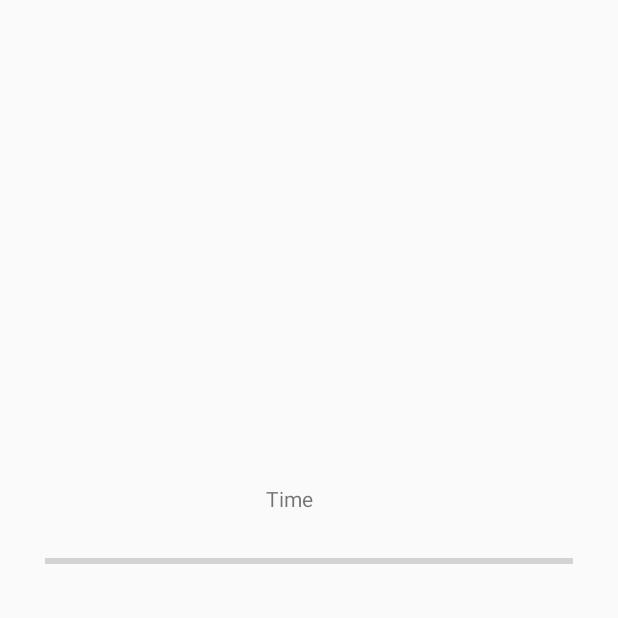
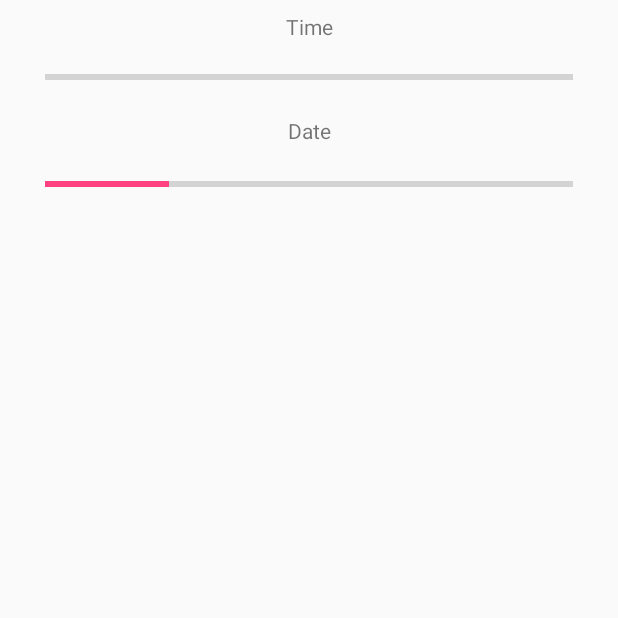
Before and after one commit to Luminations/spooky, an Android app: the SpookyDetail screen opened directly, with no data from a screen before it, on a phone screen of 412 x 824 dp, the top half of it. Run offline under Robolectric (Android 15) with nearby library versions, the phone set to English and light mode, and no system bars.

Commit message:
added date to spooky details

```diff
--- a/spooky/Programm/app/src/main/java/team1/red/zli/spookymeter/SpookyDetail.java
+++ b/spooky/Programm/app/src/main/java/team1/red/zli/spookymeter/SpookyDetail.java
@@ -19,11 +19,18 @@ public class SpookyDetail extends Activity{
         @Override
         public void handleMessage(Message msg) {
             super.handleMessage(msg);
+            ArrayList<Integer> spookyDetails = (ArrayList<Integer>) msg.obj;
 
-            ProgressBar progressBar = findViewById(R.id.progressBar2);
-            progressBar.setMax(30);
-            ArrayList<Integer> spookyDetails = (ArrayList<Integer>) msg.obj;
-            progressBar.setProgress(spookyDetails.get(5));
+            ProgressBar timeProgress = findViewById(R.id.progressBar2);
+            timeProgress.setMax(30);
+            timeProgress.setProgress(spookyDetails.get(5));
+
+            TextView timeText = findViewById(R.id.textView3);
+            timeText.setText("Time " + spookyDetails.get(5) + "/12");
+
+            ProgressBar dateProgres = findViewById(R.id.progressBar4);
+            dateProgres.setMax(30);
+            dateProgres.setProgress(spookyDetails.get(4));
         }
     };
 
--- a/spooky/Programm/app/src/main/res/layout/spooky_detail.xml
+++ b/spooky/Programm/app/src/main/res/layout/spooky_detail.xml
@@ -11,25 +11,49 @@
         style="?android:attr/progressBarStyleHorizontal"
         android:layout_width="352dp"
         android:layout_height="36dp"
-        android:layout_marginBottom="432dp"
         android:layout_marginEnd="8dp"
         android:layout_marginStart="8dp"
-        app:layout_constraintBottom_toBottomOf="parent"
+        android:layout_marginTop="8dp"
         app:layout_constraintEnd_toEndOf="parent"
-        app:layout_constraintStart_toStartOf="parent" />
+        app:layout_constraintStart_toStartOf="parent"
+        app:layout_constraintTop_toBottomOf="@+id/textView3" />
 
     <TextView
         android:id="@+id/textView3"
         android:layout_width="58dp"
         android:layout_height="17dp"
-        android:layout_marginBottom="16dp"
         android:layout_marginEnd="8dp"
         android:layout_marginStart="8dp"
         android:layout_marginTop="8dp"
         android:text="Time"
-        app:layout_constraintBottom_toTopOf="@+id/progressBar2"
+        android:textAlignment="center"
         app:layout_constraintEnd_toEndOf="parent"
         app:layout_constraintStart_toStartOf="parent"
-        app:layout_constraintTop_toTopOf="parent"
-        app:layout_constraintVertical_bias="1.0" />
+        app:layout_constraintTop_toTopOf="parent" />
+
+    <TextView
+        android:id="@+id/textView5"
+        android:layout_width="wrap_content"
+        android:layout_height="wrap_content"
+        android:layout_marginEnd="8dp"
+        android:layout_marginStart="8dp"
+        android:layout_marginTop="8dp"
+        android:text="Date"
+        android:textAlignment="center"
+        app:layout_constraintEnd_toEndOf="parent"
+        app:layout_constraintStart_toStartOf="parent"
+        app:layout_constraintTop_toBottomOf="@+id/progressBar2" />
+
+    <ProgressBar
+        android:id="@+id/progressBar4"
+        style="?android:attr/progressBarStyleHorizontal"
+        android:layout_width="352dp"
+        android:layout_height="36dp"
+        android:layout_marginEnd="8dp"
+        android:layout_marginStart="8dp"
+        android:layout_marginTop="8dp"
+        app:layout_constraintEnd_toEndOf="parent"
+        app:layout_constraintStart_toStartOf="parent"
+        app:layout_constraintTop_toBottomOf="@+id/textView5" />
+
 </android.support.constraint.ConstraintLayout>
```
